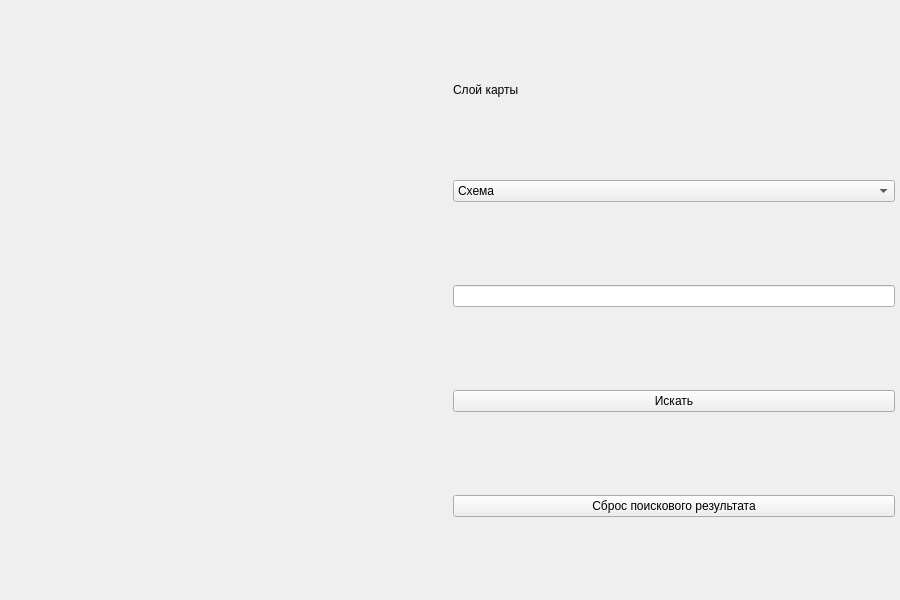
This is main.ui in KirillCodeCreator/MapApiYandex as Qt 5 draws it before an edit. The edited form follows.
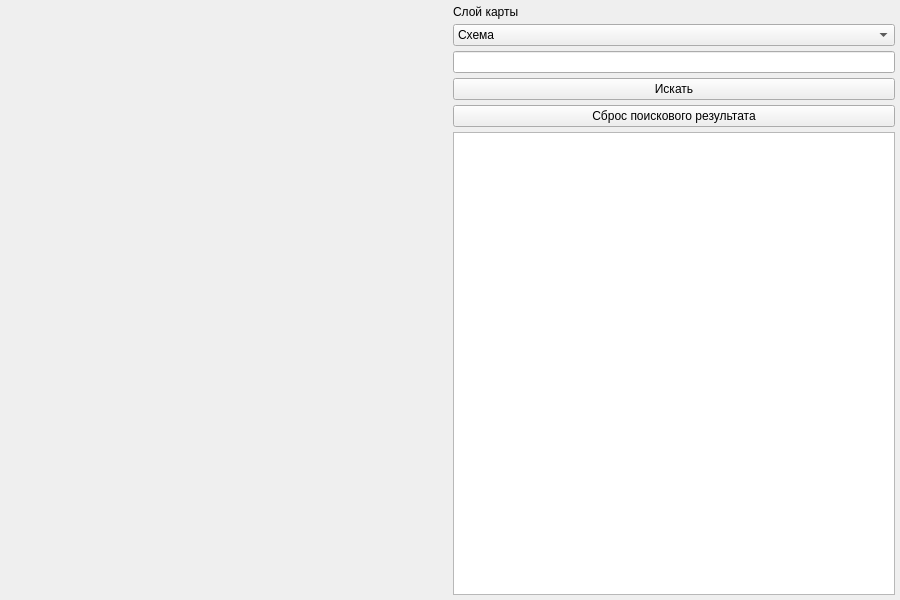
This is the edited form.

Commit message: added maps Api 8 (#7)

Diff of the .ui file:
```diff
--- a/main.ui
+++ b/main.ui
@@ -140,6 +140,19 @@
         </property>
        </widget>
       </item>
+      <item>
+       <widget class="QTextEdit" name="full_address">
+        <property name="sizePolicy">
+         <sizepolicy hsizetype="Minimum" vsizetype="Minimum">
+          <horstretch>0</horstretch>
+          <verstretch>0</verstretch>
+         </sizepolicy>
+        </property>
+        <property name="readOnly">
+         <bool>true</bool>
+        </property>
+       </widget>
+      </item>
      </layout>
     </item>
    </layout>
```
Left out of the diff: 2 changed lines with no effect on the pictures. The commit also changes 2 other files.
